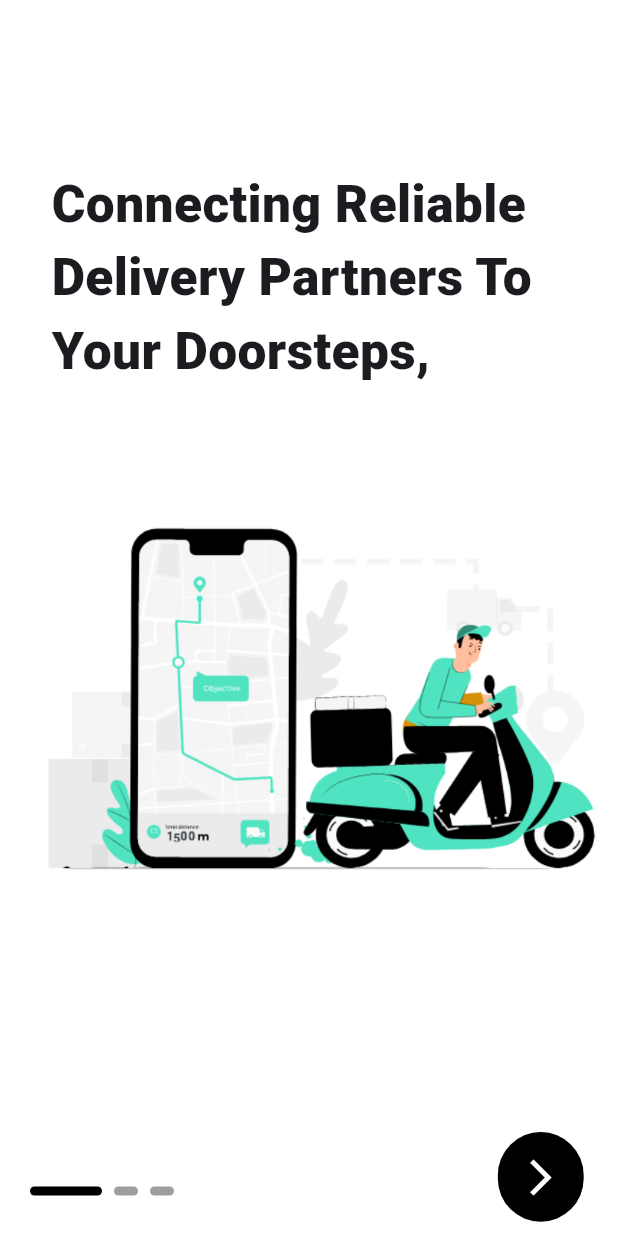
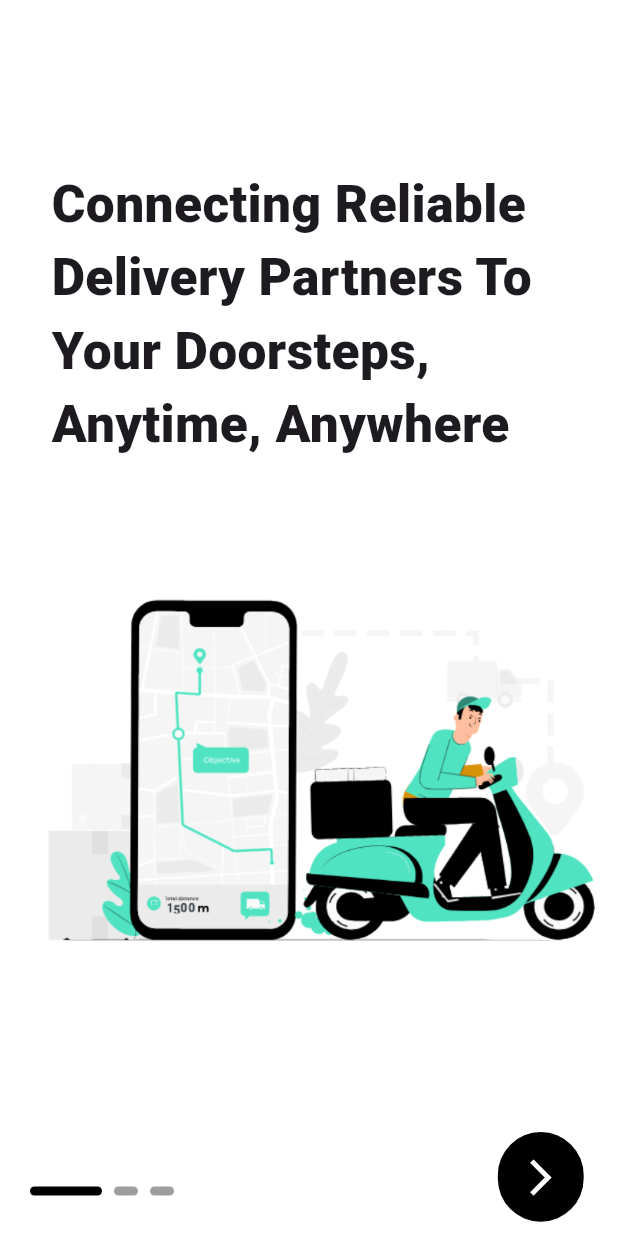
Before and after one commit to ameenakabir22/swiift-hq, a Flutter app: the OnboardingScreen screen opened directly, on a phone screen of 412 x 824 dp. Run offline on Flutter 3.47's test engine with Material 3 defaults, Android fonts, the phone set to English and light mode, and no system bars; drawn by our look-alikes of smooth_page_indicator; our stand-ins replace flutter_screenutil, lottie.

Commit message:
i started working on the log in page

```diff
--- a/lib/main.dart
+++ b/lib/main.dart
@@ -1,5 +1,6 @@
 import 'package:flutter/material.dart';
 import 'package:flutter_screenutil/flutter_screenutil.dart';
+import 'package:swiift/pages/login.dart';
 import 'package:swiift/pages/splashscreen.dart';
 
 void main() => runApp(Swiift());
@@ -15,7 +16,7 @@ class Swiift extends StatelessWidget {
         splitScreenMode: true,
         builder: (_, child) {
           return MaterialApp(
-            home: SplashScreen(),
+            home: LogIn(),
             debugShowCheckedModeBanner: false,
           );
         });
--- a/lib/pages/onboarding.dart
+++ b/lib/pages/onboarding.dart
@@ -31,7 +31,7 @@ class _OnboardingState extends State<Onboarding> {
               ),
             ),
             Transform.translate(
-              offset: Offset(0.0, -60.h),
+              offset: Offset(0.0, -20.h),
               child: Image.asset(
                 'assets/onboardingimg.jpeg',
               ),
--- a/lib/pages/onboarding4.dart
+++ b/lib/pages/onboarding4.dart
@@ -78,9 +78,9 @@ class _OnboardingScreenState extends State<OnboardingScreen> {
               },
               child: Material(
                 color: Colors.black,
-                borderRadius: BorderRadius.circular(50.r),
+                borderRadius: BorderRadius.circular(25.r),
                 child: InkWell(
-                  borderRadius: BorderRadius.circular(50.r),
+                  borderRadius: BorderRadius.circular(25.r),
                   child: Container(
                     width: 50.w,
                     height: 50.h,
```
Also changed, not shown: lib/pages/login.dart (+38 -0 lines), assets/apple.png (added), assets/google.png (added).
